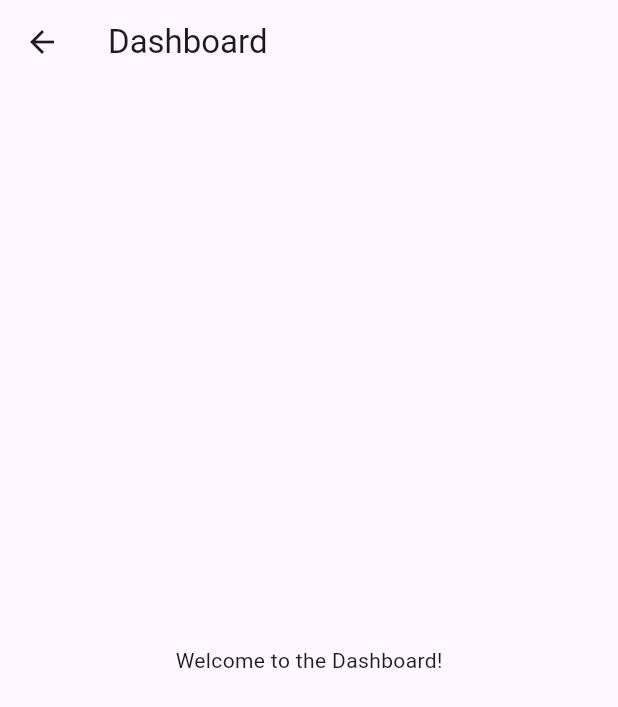
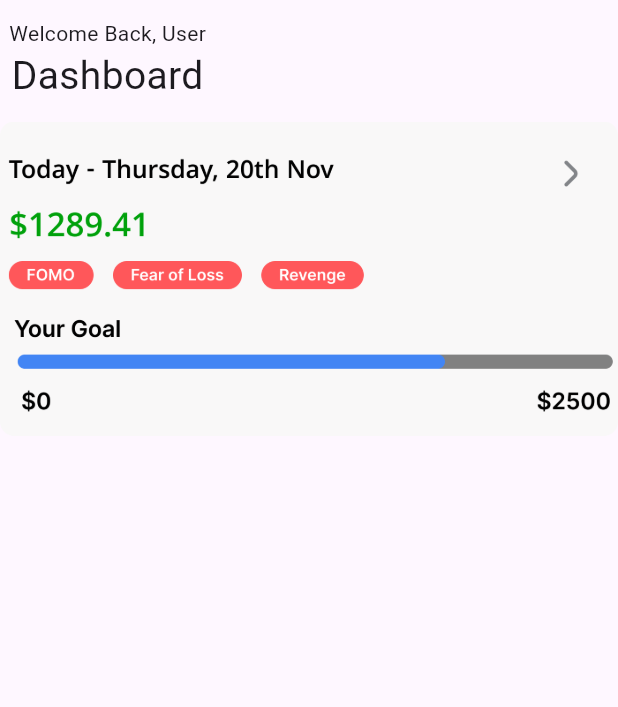
Before and after one commit to Skh121/TradeVerse, a Flutter app: the Dashboard screen opened by its route, on a phone screen of 412 x 824 dp. Shown: the top 707 px of the screen. Run offline on Flutter 3.47's test engine with Material 3 defaults, Android fonts, the phone set to English and light mode, and no system bars; our stand-ins replace lottie.

Commit message:
Dashboard Screen Modified

```diff
--- a/lib/view/dashboard.dart
+++ b/lib/view/dashboard.dart
@@ -6,8 +6,26 @@ class Dashboard extends StatelessWidget {
   @override
   Widget build(BuildContext context) {
     return Scaffold(
-      appBar: AppBar(title: const Text('Dashboard')),
-      body: const Center(child: Text('Welcome to the Dashboard!')),
+      body: SafeArea(
+        child: Column(
+          crossAxisAlignment: CrossAxisAlignment.start,
+          children: [
+            Padding(
+              padding: EdgeInsets.symmetric(vertical: 12,horizontal: 6),
+              child: Column(
+                children: [
+                  Text("Welcome Back, User"),
+                  Text(
+                    "Dashboard",
+                    style: TextStyle(fontSize: 26, fontWeight: FontWeight.w400),
+                  ),
+                ],
+              ),
+            ),
+            Image.asset("assets/images/dashboardImage.png"),
+          ],
+        ),
+      ),
     );
   }
 }
```
Also changed, not shown: assets/images/dashboardImage.png (added).
